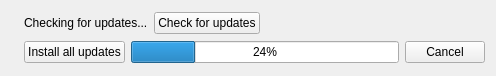
Before: the Qt Designer form src-qt4/pc-updatecenter/indicatorwidget.ui in trueos/pcbsd, drawn with Qt 5.
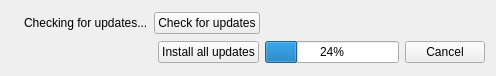
After: the same form once the commit is applied. Icons and pictures are not drawn.

Commit message: Move a couple icons into the images/ directory and fix their use in the UI's. Also fix a couple text issues.

```diff
--- a/src-qt4/pc-updatecenter/indicatorwidget.ui
+++ b/src-qt4/pc-updatecenter/indicatorwidget.ui
@@ -63,6 +63,19 @@
      </item>
      <item>
       <layout class="QHBoxLayout" name="horizontalLayout_3">
+       <item>
+        <spacer name="horizontalSpacer_2">
+         <property name="orientation">
+          <enum>Qt::Horizontal</enum>
+         </property>
+         <property name="sizeHint" stdset="0">
+          <size>
+           <width>0</width>
+           <height>20</height>
+          </size>
+         </property>
+        </spacer>
+       </item>
        <item>
         <widget class="QPushButton" name="installButton">
          <property name="text">
```
The commit also changes 5 other files.
